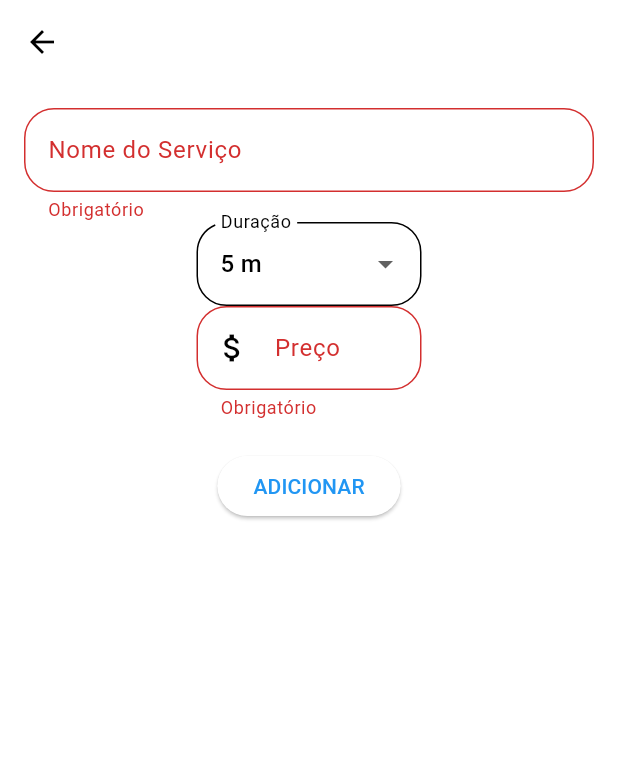
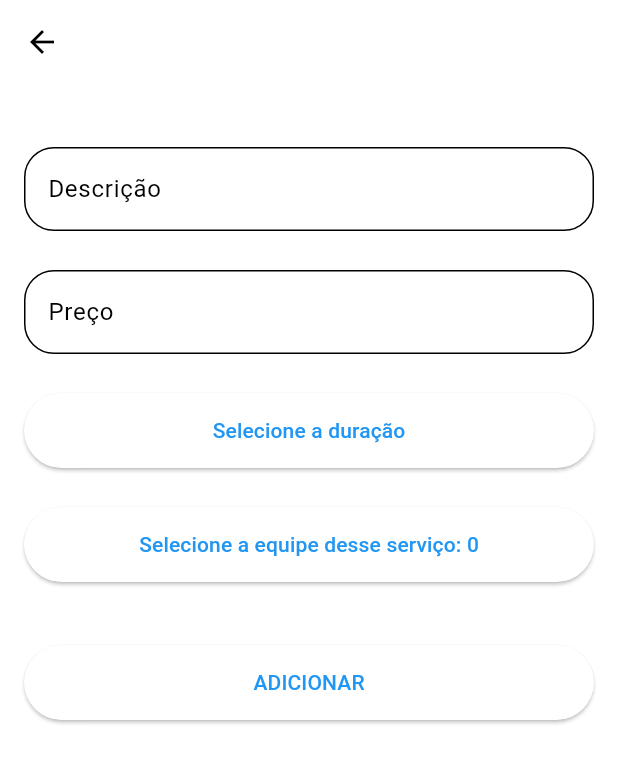
Before and after one commit to devgomes10/fullserva, a Flutter app: the ServiceFormView screen opened directly, after a tap on "ADICIONAR", on a phone screen of 412 x 824 dp. Shown: the top 763 px of the screen. Run offline on Flutter 3.47's test engine with Material 3 defaults, Android fonts, the phone set to English and light mode, and no system bars; our stand-ins replace cloud_firestore, firebase_auth, firebase_core, google_fonts, mask_text_input_formatter, shared_preferences and 1 more; accounts and stored records are empty; generated files the repository leaves out were written again; Roboto replaces fonts that are missing (Varela).

Commit message:
editando formulários de agendamentos e serviços

```diff
--- a/lib/views/services/service_form_view.dart
+++ b/lib/views/services/service_form_view.dart
@@ -1,7 +1,8 @@
+import 'package:currency_text_input_formatter/currency_text_input_formatter.dart';
 import 'package:flutter/material.dart';
 import 'package:fullserva/controllers/service_controller.dart';
 import 'package:fullserva/domain/entities/service.dart';
-import 'package:mask_text_input_formatter/mask_text_input_formatter.dart';
+import 'package:fullserva/views/components/picker_duration_offering.dart';
 import 'package:uuid/uuid.dart';
 
 class ServiceFormView extends StatefulWidget {
@@ -19,23 +20,7 @@
   final ServiceController serviceController = ServiceController();
   final _nameController = TextEditingController();
   final _priceController = TextEditingController();
-  int? _currentSliderValue = 5;
-  List<String> _employeeIds = [];
-  final List<int> _durationOptions =
-      List.generate(24 * 12, (index) => (index + 1) * 5);
-
-  String formatDuration(int minutes) {
-    int hours = minutes ~/ 60;
-    int remainingMinutes = minutes % 60;
-
-    if (hours > 0 && remainingMinutes > 0) {
-      return '$hours h e $remainingMinutes m';
-    } else if (hours > 0) {
-      return '$hours h';
-    } else {
-      return '$remainingMinutes m';
-    }
-  }
+  final List<String> _coworkersIds = [];
 
   @override
   void initState() {
@@ -44,7 +29,6 @@
     if (widget.model != null) {
       _nameController.text = widget.model!.name;
       _priceController.text = widget.model!.price.toString();
-      _currentSliderValue = widget.model!.duration;
     }
   }
 
@@ -69,104 +53,91 @@
         ),
         body: Padding(
           padding: const EdgeInsets.all(16.0),
+          child: SingleChildScrollView(
             child: Form(
               key: _formKey,
               child: Column(
                 children: [
+                  const SizedBox(height: 26),
                   TextFormField(
                     controller: _nameController,
                     decoration: const InputDecoration(
-                    labelText: "Nome do Serviço",
-                  ),
+                        labelText: "Descrição",
+                        hintText: "Qual serviço você oferece?"),
                     validator: (value) {
                       if (value == null || value.isEmpty) {
-                      return "Obrigatório";
+                        return "Por favor, digite o nome do serviço";
                       }
                       return null;
                     },
                   ),
-                const SizedBox(
-                  width: 20,
+                  const SizedBox(height: 26),
+                  TextFormField(
+                    controller: _priceController,
+                    keyboardType: TextInputType.number,
+                    inputFormatters: [
+                      CurrencyTextInputFormatter(
+                          locale: 'pt_BR', decimalDigits: 0, symbol: 'R\$')
+                    ],
+                    decoration: const InputDecoration(
+                      labelText: "Preço",
+                      hintText: "R\$ 0,00",
                     ),
-                SizedBox(
-                  width: 150,
-                  child: DropdownButtonFormField<int>(
-                    hint: const Text("Duração"),
-                    value: _currentSliderValue,
-                    items: _durationOptions.map((int value) {
-                      return DropdownMenuItem<int>(
-                        value: value,
-                        child: Text(
-                          formatDuration(value),
-                        ),
-                      );
-                    }).toList(),
-                    onChanged: (int? value) {
-                      if (value != null) {
-                        setState(() {
-                          _currentSliderValue = value;
-                        });
-                      }
-                    },
-                    decoration: const InputDecoration(labelText: 'Duração'),
                     validator: (value) {
-                      if (value == null) {
-                        return 'Obrigatório';
+                      if (value == null || value.isEmpty) {
+                        return "Por favor, digite o preço do serviço";
                       }
                       return null;
                     },
                   ),
+                  const SizedBox(height: 26),
+                  ElevatedButton(
+                    onPressed: () async {
+                      await pickerDurationOffering(context: context);
+                    },
+                    style: ElevatedButton.styleFrom(
+                      fixedSize: Size(MediaQuery.of(context).size.width, 50),
                     ),
-                const SizedBox(
-                  width: 20,
+                    child: const Text('Selecione a duração'),
                   ),
-                SizedBox(
-                  width: 150,
-                  child: TextFormField(
-                    controller: _priceController,
-                    keyboardType: TextInputType.number,
-                    inputFormatters: [
-                      MaskTextInputFormatter(
-                        filter: {"#": RegExp(r'[0-9]')},
+                  const SizedBox(height: 26),
+                  ElevatedButton(
+                    onPressed: () {},
+                    style: ElevatedButton.styleFrom(
+                      fixedSize: Size(MediaQuery.of(context).size.width, 50),
+                    ),
+                    child: Text("Selecione a equipe desse serviço: 0"),
+                  ),
+                  const SizedBox(height: 42),
+                  ElevatedButton(
+                    onPressed: () {
+                      // if (_formKey.currentState!.validate()) {
+                      //   final updatedService = Service(
+                      //     id: serviceModel?.id ?? uniqueId,
+                      //     name: _nameController.text,
+                      //     duration: _currentSliderValue!.toInt(),
+                      //     price: double.parse(_priceController.text),
+                      //     employeeIds: _employeeIds,
+                      //   );
+                      //
+                      //   if (serviceModel != null) {
+                      //     serviceController.updateService(updatedService);
+                      //   } else {
+                      //     serviceController.addService(updatedService);
+                      //   }
+                      //
+                      //   Navigator.pop(context);
+                      // }
+                    },
+                    style: ElevatedButton.styleFrom(
+                      fixedSize: Size(MediaQuery.of(context).size.width, 50),
+                    ),
+                    child: (serviceModel != null)
+                        ? const Text("ATUALIZAR")
+                        : const Text("ADICIONAR"),
                   ),
                 ],
-                    decoration: const InputDecoration(
-                      labelText: "Preço",
-                      hintText: "0,00",
-                      prefixIcon: Icon(Icons.attach_money),
               ),
-                    validator: (value) {
-                      if (value == null || value.isEmpty) {
-                        return "Obrigatório";
-                      }
-                      return null;
-                    },
-                  ),
-                ),
-                const SizedBox(height: 20),
-                ElevatedButton(
-                  onPressed: () {
-                    if (_formKey.currentState!.validate()) {
-                      final updatedService = Service(
-                        id: serviceModel?.id ?? uniqueId,
-                        name: _nameController.text,
-                        duration: _currentSliderValue!.toInt(),
-                        price: double.parse(_priceController.text),
-                        employeeIds: _employeeIds,
-                      );
-
-                      if (serviceModel != null) {
-                        serviceController.updateService(updatedService);
-                      } else {
-                        serviceController.addService(updatedService);
-                      }
-
-                      Navigator.pop(context);
-                    }
-                  },
-                  child: const Text("ADICIONAR"),
-                ),
-              ],
             ),
           ),
         ),
--- a/pubspec.yaml
+++ b/pubspec.yaml
@@ -26,6 +26,7 @@
   time_range_picker: ^2.2.0
   flutter_datetime_picker_plus: ^2.1.0
   shared_preferences: ^2.2.2
+  currency_text_input_formatter: ^2.1.11
 
 dev_dependencies:
   flutter_test:
```
Also changed, not shown: lib/views/appointments/appointment_form_view.dart (+35 -26 lines), lib/views/components/picker_duration_offering.dart (added, +66 -0 lines), lib/views/services/service_view.dart (line endings or trailing spaces), pubspec.lock. Lines whose indentation alone changed are shown as unchanged.
